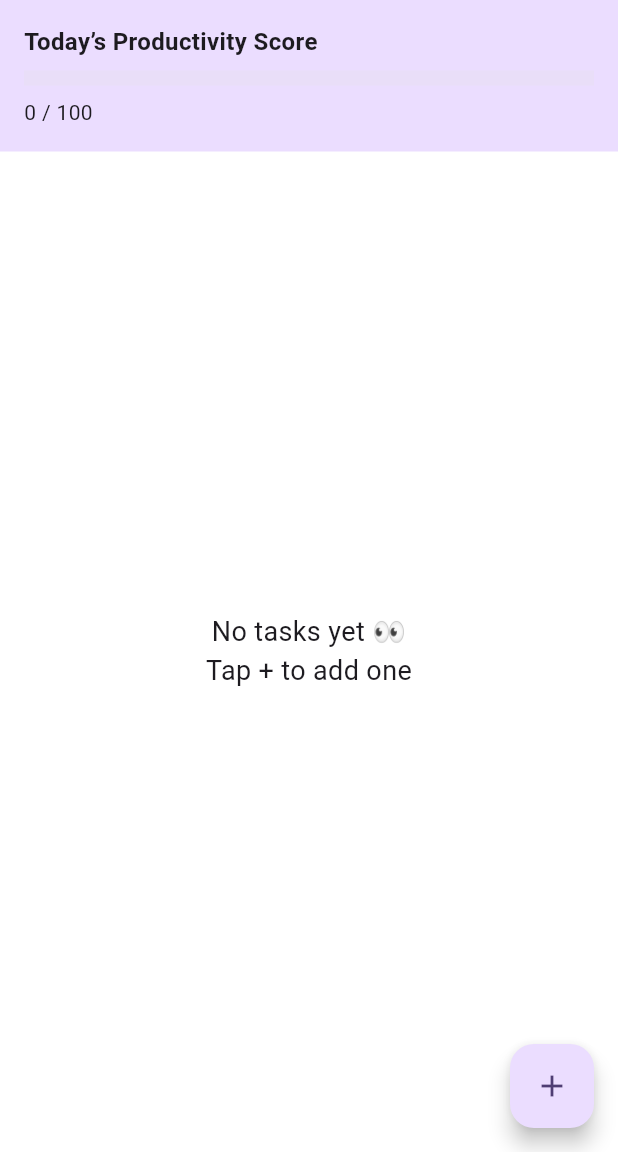
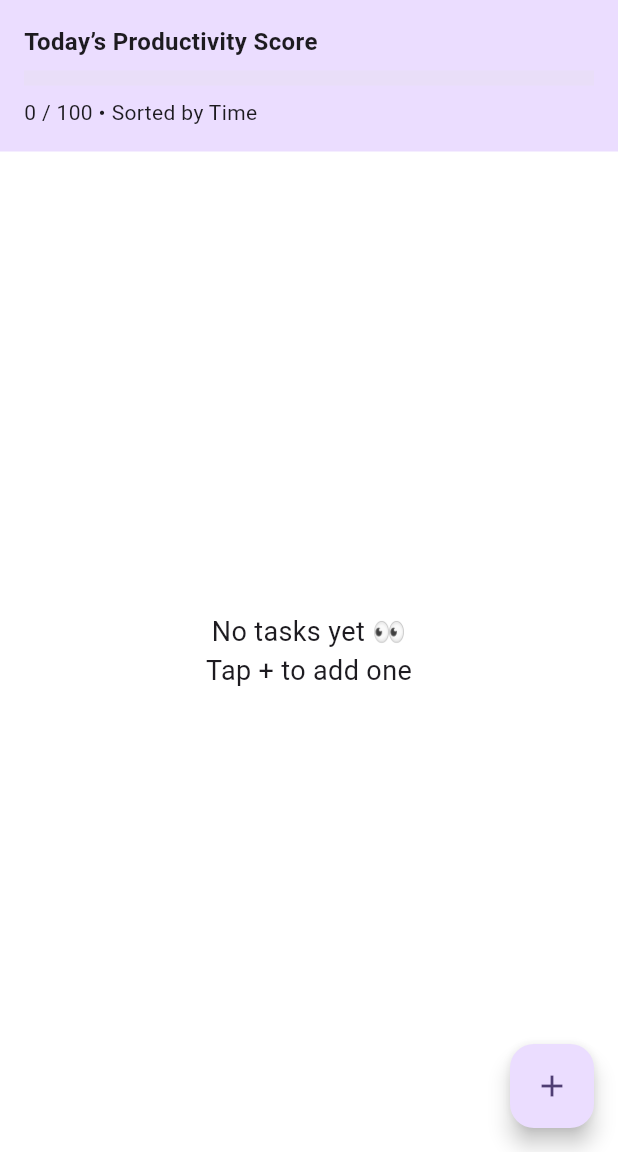
Before and after one commit to Abdul-samad-AI/smartflow_todo, a Flutter app: the screen it shows after launch, on a phone screen of 412 x 824 dp, the part 84-1236 px from its top. Run offline on Flutter 3.47's test engine with Material 3 defaults, Android fonts, the phone set to English and light mode, and no system bars; our stand-ins replace flutter_riverpod, hive, hive_flutter; accounts and stored records are empty.

Commit message:
Finalize task list with working sorting and productivity score

```diff
--- a/lib/presentation/screens/task_list_screen.dart
+++ b/lib/presentation/screens/task_list_screen.dart
@@ -1,10 +1,10 @@
 import 'package:flutter/material.dart';
 import 'package:flutter_riverpod/flutter_riverpod.dart';
+
 import 'add_task_screen.dart';
 import '../../data/models/task_model.dart';
 import '../../features/tasks/task_provider.dart';
 import '../../features/analytics/productivity_service.dart';
-
 
 enum SortType { time, priority, completed }
 
@@ -19,6 +19,7 @@ class _TaskListScreenState extends ConsumerState<TaskListScreen> {
   SortType _currentSort = SortType.time;
   bool _ascending = false;
 
+  // 🔹 Sorting logic (PURE UI LOGIC)
   List<TaskModel> _sortedTasks(List<TaskModel> tasks) {
     final sorted = List<TaskModel>.from(tasks);
 
@@ -53,6 +54,17 @@ class _TaskListScreenState extends ConsumerState<TaskListScreen> {
         return Colors.orangeAccent;
       case TaskPriority.low:
         return Colors.green;
+    }
+  }
+
+  String _sortLabel() {
+    switch (_currentSort) {
+      case SortType.time:
+        return 'Time';
+      case SortType.priority:
+        return 'Priority';
+      case SortType.completed:
+        return 'Completed';
     }
   }
 
@@ -102,6 +114,7 @@ class _TaskListScreenState extends ConsumerState<TaskListScreen> {
       ),
       body: Column(
         children: [
+          // 🔹 Productivity Score
           Container(
             width: double.infinity,
             padding: const EdgeInsets.all(16),
@@ -120,12 +133,14 @@ class _TaskListScreenState extends ConsumerState<TaskListScreen> {
                 ),
                 const SizedBox(height: 8),
                 Text(
-            '$score / 100',
+                  '$score / 100 • Sorted by ${_sortLabel()}',
                   style: const TextStyle(fontSize: 14),
                 ),
               ],
             ),
           ),
+
+          // 🔹 Task List
           Expanded(
             child: tasks.isEmpty
                 ? const Center(
@@ -136,9 +151,9 @@ class _TaskListScreenState extends ConsumerState<TaskListScreen> {
                     ),
                   )
                 : ListView.builder(
-              itemCount: tasks.length,
+                    itemCount: sortedTasks.length,
                     itemBuilder: (context, index) {
-                final task = tasks[index];
+                      final task = sortedTasks[index];
                       return ListTile(
                         leading: Checkbox(
                           value: task.isCompleted,
@@ -154,10 +169,18 @@ class _TaskListScreenState extends ConsumerState<TaskListScreen> {
                             decoration: task.isCompleted
                                 ? TextDecoration.lineThrough
                                 : TextDecoration.none,
+                            color: task.isCompleted
+                                ? Colors.grey
+                                : _priorityColor(task.priority),
                           ),
                         ),
                         subtitle: Text(
                           '${task.priority.name.toUpperCase()} • ${task.difficulty.name.toUpperCase()}',
+                          style: TextStyle(
+                            decoration: task.isCompleted
+                                ? TextDecoration.lineThrough
+                                : TextDecoration.none,
+                          ),
                         ),
                       );
                     },
@@ -165,7 +188,6 @@ class _TaskListScreenState extends ConsumerState<TaskListScreen> {
           ),
         ],
       ),
-
       floatingActionButton: FloatingActionButton(
         onPressed: () {
           Navigator.push(
```
Lines whose indentation alone changed are shown as unchanged.
